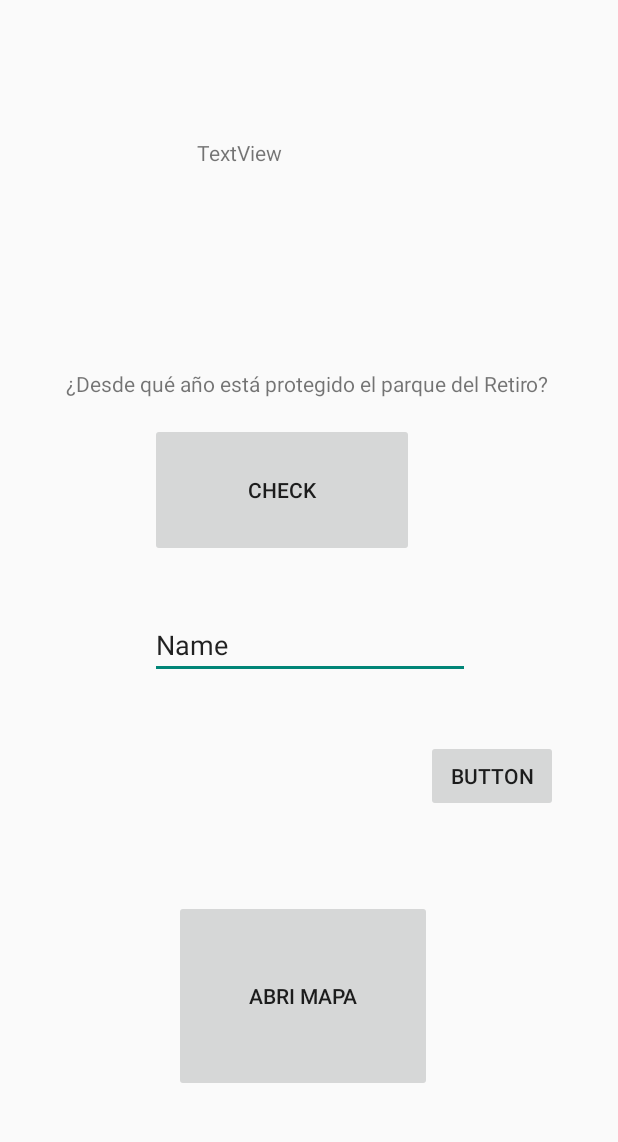
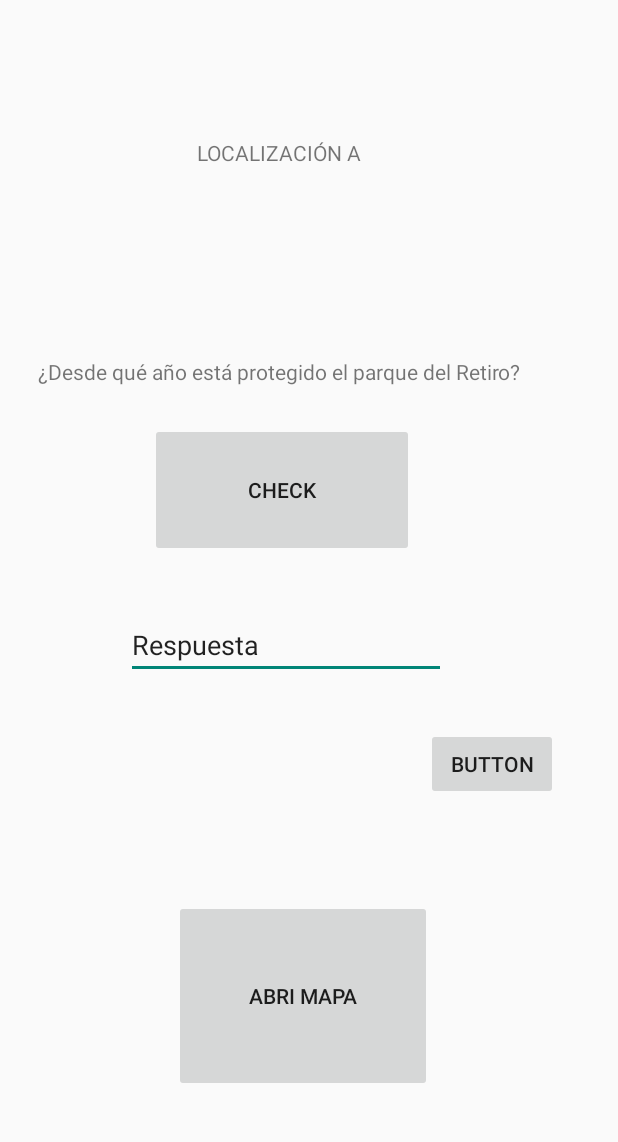
Before and after one commit to alvarolopez99/practicafinalDADM, an Android app: the Ruta screen opened directly, with no data from a screen before it, after a tap on "CHECK", on a phone screen of 412 x 824 dp, the part 84-1226 px from its top. Run offline under Robolectric (Android 15) with nearby library versions, the light colour scheme and no system bars.

Commit message:
Final partida

```diff
--- a/PracticaFinal/app/src/main/java/com/example/practicafinal/MapsActivity.java
+++ b/PracticaFinal/app/src/main/java/com/example/practicafinal/MapsActivity.java
@@ -46,7 +46,7 @@ public class MapsActivity extends FragmentActivity implements OnMapReadyCallback
 
 
     static Double[] ubicacionesRuta1 = {40.0,-5.0, 40.0,-4.0, 40.0,-3.0, 40.0,-2.0, 40.0,-1.0};
-    String [] ubicaciones = {"A","B","C","D","E","F"};
+    public static String [] ubicaciones = {"A","B","C","D","E","F"};
     public int numUbicacion=0;
     private Button btn_Satelite, btn_Hibrido, btn_Normal, btn_Terreno,btn_Back;
 
--- a/PracticaFinal/app/src/main/java/com/example/practicafinal/Ruta.java
+++ b/PracticaFinal/app/src/main/java/com/example/practicafinal/Ruta.java
@@ -11,6 +11,7 @@ import android.widget.TextView;
 
 import static com.example.practicafinal.MapsActivity.agregarMarcador;
 import static com.example.practicafinal.MapsActivity.mMap;
+import static com.example.practicafinal.MapsActivity.ubicaciones;
 
 
 public class Ruta extends AppCompatActivity implements View.OnClickListener {
@@ -25,9 +26,9 @@ public class Ruta extends AppCompatActivity implements View.OnClickListener {
     Button check;
     EditText answer;
     private TextView textQuestion;
+    private TextView textLocation;
 
     public static int localizacionActual=0;
-
     public static int rutaSeleccionada=0;
     @Override
     protected void onCreate(Bundle savedInstanceState) {
@@ -36,6 +37,7 @@ public class Ruta extends AppCompatActivity implements View.OnClickListener {
 
         answer = (EditText) findViewById(R.id.EditText);
         textQuestion = (TextView) findViewById(R.id.textQuestionUI);
+        textLocation = (TextView) findViewById(R.id.textLocation);
 
         openMap = findViewById(R.id.openMap);
 
@@ -52,7 +54,7 @@ public class Ruta extends AppCompatActivity implements View.OnClickListener {
         String Q = all_questions[CURRENT_QUESTION];
         parts = Q.split(";");
         textQuestion.setText(parts[0]);
-
+        textLocation.setText("LOCALIZACIÓN "+ubicaciones[CURRENT_QUESTION]);
 
 
 
@@ -72,17 +74,19 @@ public class Ruta extends AppCompatActivity implements View.OnClickListener {
 
                 String respuesta = answer.getText().toString();
 
-                if(respuesta.equals(parts[1])) {
-                    CURRENT_QUESTION++;
+                CURRENT_QUESTION++;
+                if(respuesta.equals(parts[1])&&CURRENT_QUESTION<TOTAL_QUESTIONS) {
+                    textLocation.setText("LOCALIZACIÓN "+ubicaciones[CURRENT_QUESTION]);
                     String Q = all_questions[CURRENT_QUESTION];
                     parts = Q.split(";");
                     textQuestion.setText(parts[0]);
-                localizacionActual = localizacionActual + 2;
+                    localizacionActual = localizacionActual + 2;
+                }else if (CURRENT_QUESTION == TOTAL_QUESTIONS){
 
+                    textLocation.setText("FINAL");
+                    //REALIDAD VIRTUAL
                 }
                 break;
-
-
         }
     }
 }
--- a/PracticaFinal/app/src/main/res/layout/activity_ruta.xml
+++ b/PracticaFinal/app/src/main/res/layout/activity_ruta.xml
@@ -7,7 +7,7 @@
     tools:context=".Ruta">
 
     <TextView
-        android:id="@+id/textView"
+        android:id="@+id/textLocation"
         android:layout_width="148dp"
         android:layout_height="94dp"
         android:layout_marginTop="92dp"
@@ -35,7 +35,7 @@
         android:layout_marginTop="96dp"
         android:text="Check"
         app:layout_constraintStart_toStartOf="parent"
-        app:layout_constraintTop_toBottomOf="@+id/textView" />
+        app:layout_constraintTop_toBottomOf="@+id/textLocation" />
 
     <Button
         android:id="@+id/button"
@@ -52,22 +52,22 @@
         android:id="@+id/textQuestionUI"
         android:layout_width="wrap_content"
         android:layout_height="wrap_content"
-        android:layout_marginTop="60dp"
+        android:layout_marginTop="52dp"
         android:text="TextView"
         app:layout_constraintEnd_toEndOf="parent"
-        app:layout_constraintHorizontal_bias="0.49"
+        app:layout_constraintHorizontal_bias="0.283"
         app:layout_constraintStart_toStartOf="parent"
-        app:layout_constraintTop_toBottomOf="@+id/textView" />
+        app:layout_constraintTop_toBottomOf="@+id/textLocation" />
 
     <EditText
         android:id="@+id/EditText"
         android:layout_width="wrap_content"
         android:layout_height="wrap_content"
-        android:layout_marginStart="100dp"
+        android:layout_marginStart="84dp"
         android:layout_marginTop="36dp"
         android:ems="10"
         android:inputType="textPersonName"
-        android:text="Name"
+        android:text="Respuesta"
         app:layout_constraintStart_toStartOf="parent"
         app:layout_constraintTop_toBottomOf="@+id/checkRes" />
 </androidx.constraintlayout.widget.ConstraintLayout>
```
